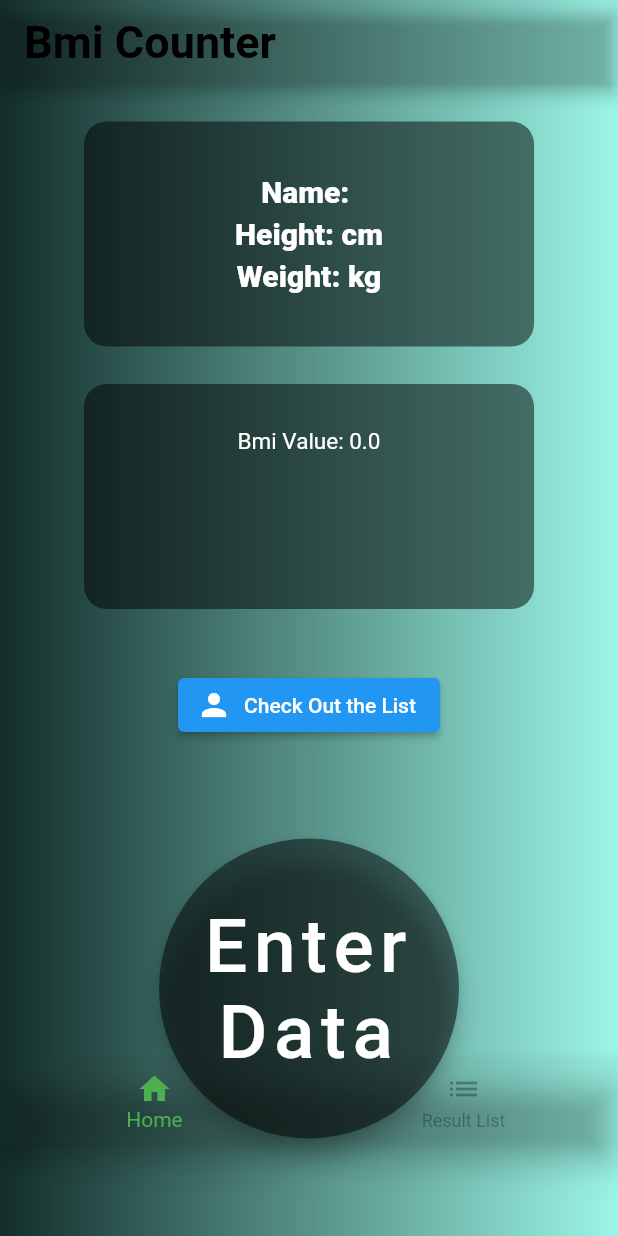
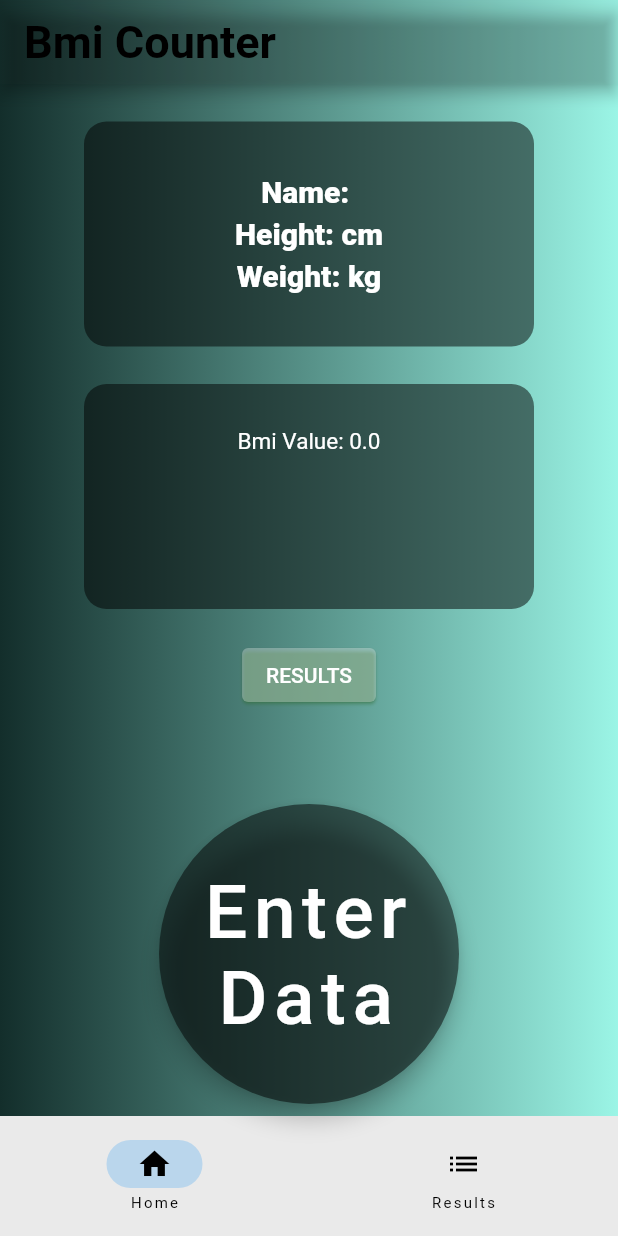
Before and after one commit to RticRtic/BmiCounter, a Flutter app: the screen it shows after launch, on a phone screen of 412 x 824 dp. Run offline on Flutter 3.47's test engine with Material 2 defaults, Android fonts, the phone set to English and light mode, and no system bars.

Commit message:
List done

```diff
--- a/lib/main.dart
+++ b/lib/main.dart
@@ -59,6 +59,17 @@ class HomePage extends StatefulWidget {
 
 class _HomePageState extends State<HomePage> {
   final List<Person> person = [];
+  List<Widget> pages = [
+    BmiResultList(resultList: []),
+    HomePage(
+        bmiResult: "",
+        bmiUnderlineText: "",
+        bmiValue: 0,
+        heightOfPerson: "",
+        weightOfPerson: "",
+        nameOfperson: "",
+        resultList: []),
+  ];
   int currentPage = 0;
 
   startModalBottomSheet(BuildContext context) {
@@ -76,12 +87,6 @@ class _HomePageState extends State<HomePage> {
       person.add(newPerson);
     });
   }
-
-  // void navigationSelection(int index) {
-  //   setState(() {
-  //     currentPage = index;
-  //   });
-  // }
 
   @override
   Widget build(BuildContext context) {
@@ -213,9 +218,10 @@ class _HomePageState extends State<HomePage> {
               ),
             ),
             const Padding(
-              padding: EdgeInsets.only(top: 40.0),
+              padding: EdgeInsets.only(bottom: 20.0),
             ),
-            ElevatedButton.icon(
+            ElevatedButton(
+              child: Text("RESULTS"),
               onPressed: () {
                 Navigator.of(context).push(
                   MaterialPageRoute(
@@ -225,29 +231,29 @@ class _HomePageState extends State<HomePage> {
                 );
                 print(widget.resultList);
               },
-              icon: const Icon(Icons.person),
-              label: const Text("Check Out the List"),
-            ),
-            const Padding(
-              padding: EdgeInsets.only(top: 212.0),
-            ),
-            BottomNavigationBar(
-              type: BottomNavigationBarType.fixed,
-              backgroundColor: Colors.white.withOpacity(0.009),
-              selectedItemColor: Colors.green,
-              unselectedItemColor: Colors.transparent.withOpacity(0.3),
-              items: const [
-                BottomNavigationBarItem(icon: Icon(Icons.home), label: "Home"),
-                BottomNavigationBarItem(
-                    icon: Icon(Icons.list), label: "Result List"),
-              ],
+              style: ElevatedButton.styleFrom(
+                  shadowColor: Colors.green,
+                  primary: Colors.white.withOpacity(0.3),
+                  elevation: 0.9),
             ),
           ],
+        ),
+        bottomNavigationBar: NavigationBar(
+          destinations: const [
+            NavigationDestination(icon: Icon(Icons.home), label: "Home"),
+            NavigationDestination(icon: Icon(Icons.list), label: "Results"),
+          ],
+          onDestinationSelected: (int index) {
+            setState(() {
+              currentPage = index;
+            });
+          },
+          selectedIndex: currentPage,
         ),
         floatingActionButton: Container(
           height: 200,
           width: 200,
-          margin: const EdgeInsets.only(bottom: 65.0),
+          margin: const EdgeInsets.only(bottom: 88.0),
           child: FittedBox(
             child: FloatingActionButton(
               onPressed: () => startModalBottomSheet(context),
```
Also changed, not shown: lib/bmi_result_list.dart (+28 -26 lines).
